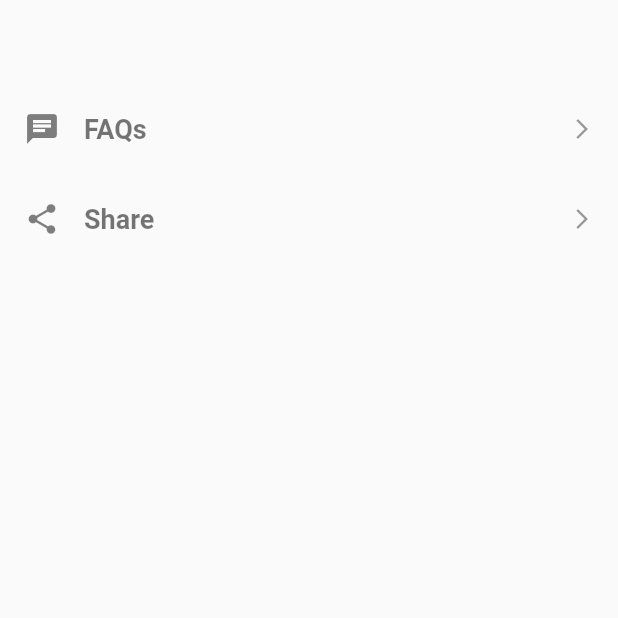
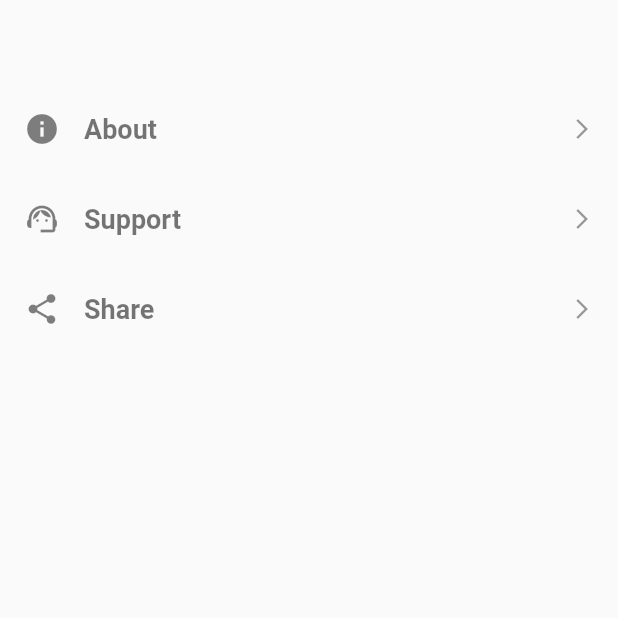
Before and after one commit to Pranav-krishnaP/Miniprojects6, a Flutter app: the ProfilePage screen opened directly, on a phone screen of 412 x 824 dp, the top half of it. Run offline on Flutter 3.47's test engine with Material 2 defaults, Android fonts, the phone set to English and light mode, and no system bars; our stand-ins replace animated_bottom_navigation_bar, animated_splash_screen, camera, dio, image_picker, page_transition.

Commit message:
new commit

```diff
--- a/diseaseapp/lib/ui/onboarding_screen.dart
+++ b/diseaseapp/lib/ui/onboarding_screen.dart
@@ -28,7 +28,7 @@ class _OnboardingScreenState extends State<OnboardingScreen> {
               onTap: () {
                 Navigator.pushReplacement(context,
                     MaterialPageRoute(builder: (_) => const RootPage()));
-              }, //to login screen. We will update later
+              },
               child: const Text(
                 'Skip',
                 style: TextStyle(
--- a/diseaseapp/lib/ui/screens/profile_page.dart
+++ b/diseaseapp/lib/ui/screens/profile_page.dart
@@ -30,8 +30,12 @@ class ProfilePage extends StatelessWidget {
                 crossAxisAlignment: CrossAxisAlignment.center,
                 children: [
                   ProfileWidget(
-                    icon: Icons.chat,
-                    title: 'FAQs',
+                    icon: Icons.info,
+                    title: 'About',
+                  ),
+                  ProfileWidget(
+                    icon: Icons.support_agent,
+                    title: 'Support',
                   ),
                   ProfileWidget(
                     icon: Icons.share,
```
